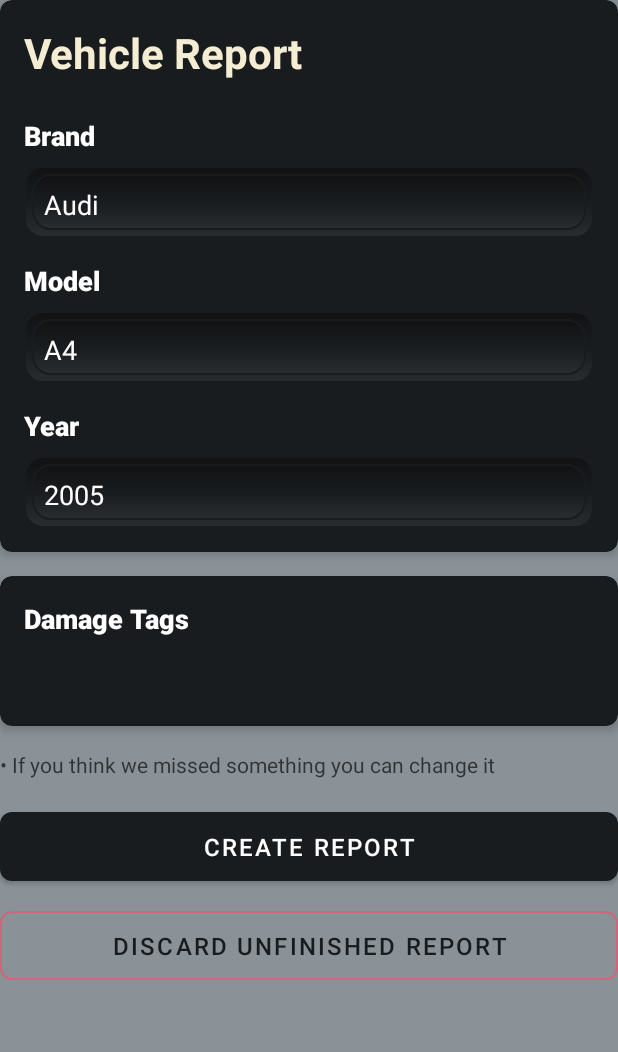
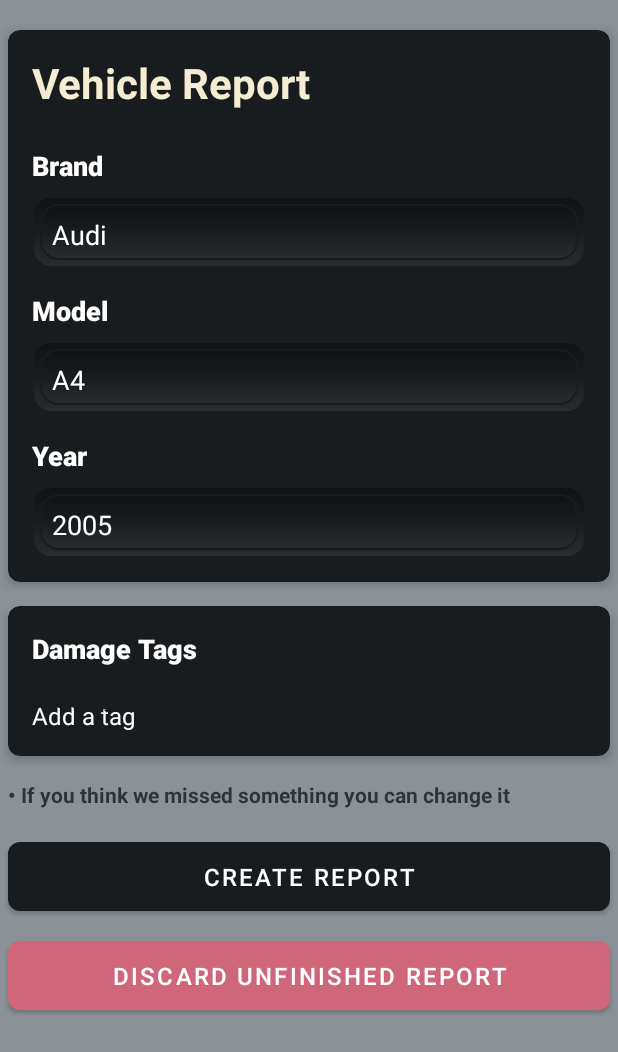
Before and after one commit to Andarw/FixMyRide, an Android app: the ReportGenerationActivity screen opened directly, with no data from a screen before it, on a phone screen of 412 x 824 dp. Shown: the top 1052 px of the screen. Run offline under Robolectric (Android 15) with nearby library versions, the phone set to English and light mode, and no system bars.

Commit message:
Fixed design bugs and added on back pressed functionality for ReportGenerationActivity. added clear images on bad connection response.

```diff
--- a/FixMyRideApp/app/src/main/java/com/example/fixmyrideapp/ReportActivity.java
+++ b/FixMyRideApp/app/src/main/java/com/example/fixmyrideapp/ReportActivity.java
@@ -25,7 +25,6 @@
 import java.util.ArrayList;
 import java.util.Arrays;
 import java.util.List;
-import java.util.Objects;
 import java.util.concurrent.Executors;
 
 public class ReportActivity extends AppCompatActivity {
@@ -112,7 +111,6 @@
             if(report != null) {
                 updateReportUI(report);
             } else {
-                Log.d("ReportActivity", "Report not found");
                 finish();
             }
         });
@@ -120,7 +118,6 @@
         // Observe Images
         imageViewModel.getImagesByReportIdLiveData(reportId).observe(this, images -> {
             if(images != null) {
-                Log.d("ReportActivity", "Images found");
                 updateImagesUI(images);
             }
         });
--- a/FixMyRideApp/app/src/main/res/layout/activity_images.xml
+++ b/FixMyRideApp/app/src/main/res/layout/activity_images.xml
@@ -78,11 +78,13 @@
         android:layout_height="0dp"
         android:clipToPadding="false"
         android:padding="8dp"
+        android:layout_margin="12dp"
         app:layout_constraintBottom_toTopOf="@id/footerLayout2"
         app:layout_constraintEnd_toEndOf="parent"
         app:layout_constraintStart_toStartOf="parent"
         app:layout_constraintTop_toBottomOf="@+id/headerLayout2"
-        tools:listitem="@layout/item_image" />
+        tools:listitem="@layout/item_image"
+        />
 
     <androidx.constraintlayout.widget.ConstraintLayout
         android:id="@+id/footerLayout2"
--- a/FixMyRideApp/app/src/main/res/layout/activity_report_generation.xml
+++ b/FixMyRideApp/app/src/main/res/layout/activity_report_generation.xml
@@ -25,6 +25,8 @@
         android:id="@+id/vehicle_details_card"
         android:layout_width="0dp"
         android:layout_height="wrap_content"
+        android:layout_marginTop="20dp"
+        android:layout_marginHorizontal="5dp"
         app:cardCornerRadius="8dp"
         app:cardElevation="4dp"
         app:cardBackgroundColor="@color/button_color"
@@ -100,6 +102,7 @@
         android:layout_width="0dp"
         android:layout_height="wrap_content"
         android:layout_marginTop="16dp"
+        android:layout_marginHorizontal="5dp"
         app:cardCornerRadius="8dp"
         app:cardElevation="4dp"
         app:cardBackgroundColor="@color/button_color"
@@ -136,13 +139,16 @@
                 android:layout_width="match_parent"
                 android:layout_height="wrap_content"
                 android:layout_marginTop="8dp"
-                style="@style/Widget.MaterialComponents.TextInputLayout.OutlinedBox">
+                android:hint="Add a tag"
+                android:textColorHint="@color/white">
 
                 <AutoCompleteTextView
                     android:id="@+id/tagAutoCompleteTextView"
                     android:layout_width="match_parent"
                     android:layout_height="wrap_content"
                     android:hint="Add a tag"
+                    android:textColor="@color/white"
+                    android:textColorHint="@color/white"
                     android:inputType="text"
                     style="@style/InputTextStyle"/>
             </com.google.android.material.textfield.TextInputLayout>
@@ -155,7 +161,9 @@
         style="@style/NoteTextStyle"
         android:layout_width="0dp"
         android:layout_height="wrap_content"
+        android:layout_marginHorizontal="5dp"
         android:layout_marginTop="16dp"
+        android:textStyle="bold"
         android:text="• If you think we missed something you can change it"
         app:layout_constraintTop_toBottomOf="@id/tags_card"
         app:layout_constraintStart_toStartOf="parent"
@@ -169,17 +177,19 @@
         android:layout_height="wrap_content"
         android:text="Create Report"
         android:layout_marginTop="16dp"
+        android:layout_marginHorizontal="5dp"
         app:layout_constraintTop_toBottomOf="@id/note"
         app:layout_constraintStart_toStartOf="parent"
         app:layout_constraintEnd_toEndOf="parent"/>
 
     <com.google.android.material.button.MaterialButton
         android:id="@+id/btn_discard_report"
-        style="@style/SecondaryButtonStyle"
+        style="@style/PrimaryButtonRedStyle"
         android:layout_width="0dp"
         android:layout_height="wrap_content"
         android:text="Discard Unfinished Report"
         android:layout_marginTop="8dp"
+        android:layout_marginHorizontal="5dp"
         app:layout_constraintTop_toBottomOf="@id/btn_create_report"
         app:layout_constraintStart_toStartOf="parent"
         app:layout_constraintEnd_toEndOf="parent"/>
--- a/FixMyRideApp/app/src/main/res/layout/item_part_link.xml
+++ b/FixMyRideApp/app/src/main/res/layout/item_part_link.xml
@@ -10,6 +10,7 @@
         android:layout_width="match_parent"
         android:layout_height="wrap_content"
         android:autoLink="web"
-        android:textColor="@color/white"
+        android:text="link"
+        android:textColor="@color/button_color"
         android:textSize="12sp" />
 </LinearLayout>
--- a/FixMyRideApp/app/src/main/res/values/styles.xml
+++ b/FixMyRideApp/app/src/main/res/values/styles.xml
@@ -62,6 +62,13 @@
         <item name="android:textStyle">bold</item>
     </style>
 
+    <style name="LabelTextOnWhiteBackgroundStyle">
+        <item name="android:textSize">18sp</item>
+        <item name="android:textColor">@color/black</item>
+        <item name="android:fontFamily">sans-serif-medium</item>
+        <item name="android:textStyle">bold</item>
+    </style>
+
     <style name="SpinnerStyle">
         <item name="android:background">@drawable/spinner_background</item>
         <item name="android:popupBackground">@color/button_color</item>
@@ -71,6 +78,12 @@
     <style name="InputTextStyle">
         <item name="android:textSize">16sp</item>
         <item name="android:textColor">@color/white</item>
+        <item name="android:fontFamily">sans-serif</item>
+    </style>
+
+    <style name="InputTextOnWhiteBackgroundStyle">
+        <item name="android:textSize">16sp</item>
+        <item name="android:textColor">@color/button_color</item>
         <item name="android:fontFamily">sans-serif</item>
     </style>
 
@@ -86,6 +99,15 @@
         <item name="android:textSize">16sp</item>
         <item name="android:padding">12dp</item>
         <item name="backgroundTint">@color/button_color</item>
+        <item name="cornerRadius">8dp</item>
+    </style>
+
+
+    <style name="PrimaryButtonRedStyle" parent="Widget.MaterialComponents.Button">
+        <item name="android:textColor">@color/white</item>
+        <item name="android:textSize">16sp</item>
+        <item name="android:padding">12dp</item>
+        <item name="backgroundTint">@color/error_color</item>
         <item name="cornerRadius">8dp</item>
     </style>
 
```
Also changed, not shown: FixMyRideApp/app/src/main/java/com/example/fixmyrideapp/ImagesActivity.java (+13 -18 lines), FixMyRideApp/app/src/main/java/com/example/fixmyrideapp/ReportGenerationActivity.java (+19 -3 lines), FixMyRideApp/app/src/main/res/layout/activity_report.xml (+68 -28 lines), FixMyRideApp/app/src/main/res/layout/item_image.xml (+14 -2 lines).
